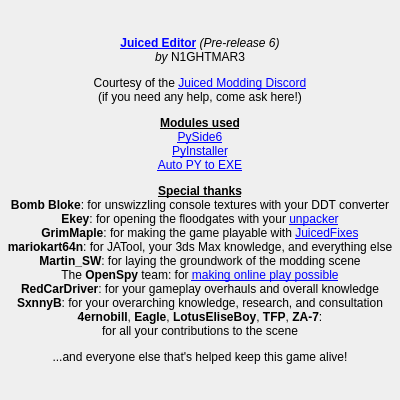
Above: JEAbout.ui from N1GHT-MAR3/JuicedEditor before the change. Below: the same form after it.
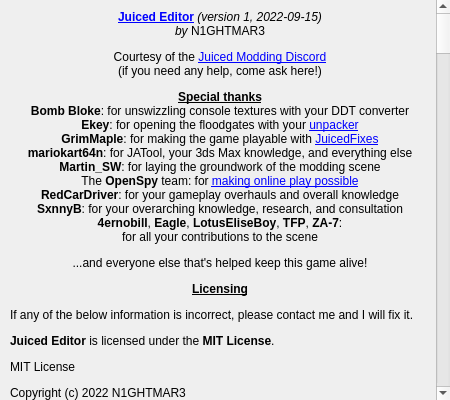
That is the form after the change.

Commit message: Added license info to About window

What changed in the file:
```diff
--- a/JEAbout.ui
+++ b/JEAbout.ui
@@ -6,28 +6,67 @@
    <rect>
     <x>0</x>
     <y>0</y>
-    <width>400</width>
+    <width>450</width>
     <height>400</height>
    </rect>
   </property>
   <property name="windowTitle">
    <string>About</string>
   </property>
-  <widget class="QLabel" name="aboutText">
+  <widget class="QScrollArea" name="scrollArea">
    <property name="geometry">
     <rect>
      <x>0</x>
      <y>0</y>
-     <width>400</width>
+     <width>450</width>
      <height>400</height>
     </rect>
    </property>
-   <property name="text">
-    <string>&lt;html&gt;&lt;head/&gt;&lt;body&gt;&lt;p align=&quot;center&quot;&gt;&lt;a href=&quot;https://github.com/N1GHT-MAR3/JuicedEditor&quot;&gt;&lt;span style=&quot; font-weight:700; text-decoration: underline; color:#0000ff;&quot;&gt;Juiced Editor&lt;/span&gt;&lt;/a&gt;&lt;span style=&quot; font-style:italic;&quot;&gt; (Pre-release 6)&lt;br/&gt;by &lt;/span&gt;N1GHTMAR3&lt;/p&gt;&lt;p align=&quot;center&quot;&gt;Courtesy of the &lt;a href=&quot;https://discord.gg/pu2jdxR&quot;&gt;&lt;span style=&quot; text-decoration: underline; color:#0000ff;&quot;&gt;Juiced Modding Discord&lt;br/&gt;&lt;/span&gt;&lt;/a&gt;(if you need any help, come ask here!)&lt;/p&gt;&lt;p align=&quot;center&quot;&gt;&lt;span style=&quot; font-weight:700; text-decoration: underline;&quot;&gt;Modules used&lt;/span&gt;&lt;span style=&quot; text-decoration: underline;&quot;&gt;&lt;br/&gt;&lt;/span&gt;&lt;a href=&quot;https://wiki.qt.io/Qt_for_Python&quot;&gt;&lt;span style=&quot; text-decoration: underline; color:#0000ff;&quot;&gt;PySide6&lt;/span&gt;&lt;/a&gt;&lt;br/&gt;&lt;a href=&quot;https://pyinstaller.org/&quot;&gt;&lt;span style=&quot; text-decoration: underline; color:#0000ff;&quot;&gt;PyInstaller&lt;/span&gt;&lt;/a&gt;&lt;br/&gt;&lt;a href=&quot;https://github.com/brentvollebregt/auto-py-to-exe&quot;&gt;&lt;span style=&quot; text-decoration: underline; color:#0000ff;&quot;&gt;Auto PY to EXE&lt;/span&gt;&lt;/a&gt;&lt;/p&gt;&lt;p align=&quot;center&quot;&gt;&lt;span style=&quot; font-weight:700; text-decoration: underline;&quot;&gt;Special thanks&lt;/span&gt;&lt;span style=&quot; text-decoration: underline;&quot;&gt;&lt;br/&gt;&lt;/span&gt;&lt;span style=&quot; font-weight:700;&quot;&gt;Bomb Bloke&lt;/span&gt;: for unswizzling console textures with your DDT converter&lt;span style=&quot; text-decoration: underline;&quot;&gt;&lt;br/&gt;&lt;/span&gt;&lt;span style=&quot; font-weight:700;&quot;&gt;Ekey&lt;/span&gt;: for opening the floodgates with your &lt;a href=&quot;https://github.com/Ekey/JCED.DAT.Tool/&quot;&gt;&lt;span style=&quot; text-decoration: underline; color:#0000ff;&quot;&gt;unpacker&lt;/span&gt;&lt;/a&gt;&lt;br/&gt;&lt;span style=&quot; font-weight:700;&quot;&gt;GrimMaple&lt;/span&gt;: for making the game playable with &lt;a href=&quot;https://github.com/GrimMaple/JuicedFixes&quot;&gt;&lt;span style=&quot; text-decoration: underline; color:#0000ff;&quot;&gt;JuicedFixes&lt;/span&gt;&lt;/a&gt;&lt;br/&gt;&lt;span style=&quot; font-weight:700;&quot;&gt;mariokart64n&lt;/span&gt;: for JATool, your 3ds Max knowledge, and everything else&lt;br/&gt;&lt;span style=&quot; font-weight:700;&quot;&gt;Martin_SW&lt;/span&gt;: for laying the groundwork of the modding scene&lt;br/&gt;The &lt;span style=&quot; font-weight:700;&quot;&gt;OpenSpy&lt;/span&gt; team: for &lt;a href=&quot;http://beta.openspy.net/en/&quot;&gt;&lt;span style=&quot; text-decoration: underline; color:#0000ff;&quot;&gt;making online play possible&lt;/span&gt;&lt;/a&gt;&lt;br/&gt;&lt;span style=&quot; font-weight:700;&quot;&gt;RedCarDriver&lt;/span&gt;: for your gameplay overhauls and overall knowledge&lt;br/&gt;&lt;span style=&quot; font-weight:700;&quot;&gt;SxnnyB&lt;/span&gt;: for your overarching knowledge, research, and consultation&lt;br/&gt;&lt;span style=&quot; font-weight:700;&quot;&gt;4ernobill&lt;/span&gt;, &lt;span style=&quot; font-weight:700;&quot;&gt;Eagle&lt;/span&gt;, &lt;span style=&quot; font-weight:700;&quot;&gt;LotusEliseBoy&lt;/span&gt;, &lt;span style=&quot; font-weight:700;&quot;&gt;TFP&lt;/span&gt;, &lt;span style=&quot; font-weight:700;&quot;&gt;ZA-7&lt;/span&gt;:&lt;br/&gt;for all your contributions to the scene&lt;/p&gt;&lt;p align=&quot;center&quot;&gt;...and everyone else that's helped keep this game alive!&lt;/p&gt;&lt;/body&gt;&lt;/html&gt;</string>
+   <property name="frameShape">
+    <enum>QFrame::NoFrame</enum>
    </property>
-   <property name="openExternalLinks">
-    <bool>true</bool>
+   <property name="verticalScrollBarPolicy">
+    <enum>Qt::ScrollBarAlwaysOn</enum>
    </property>
+   <property name="horizontalScrollBarPolicy">
+    <enum>Qt::ScrollBarAlwaysOff</enum>
+   </property>
+   <property name="widgetResizable">
+    <bool>false</bool>
+   </property>
+   <widget class="QWidget" name="scrollAreaWidgetContents">
+    <property name="geometry">
+     <rect>
+      <x>0</x>
+      <y>0</y>
+      <width>440</width>
+      <height>3760</height>
+     </rect>
+    </property>
+    <widget class="QLabel" name="aboutText">
+     <property name="geometry">
+      <rect>
+       <x>10</x>
+       <y>10</y>
+       <width>420</width>
+       <height>3760</height>
+      </rect>
+     </property>
+     <property name="text">
+      <string>&lt;html&gt;&lt;head/&gt;&lt;body&gt;&lt;p align=&quot;center&quot;&gt;&lt;a href=&quot;https://github.com/N1GHT-MAR3/JuicedEditor&quot;&gt;&lt;span style=&quot; font-weight:700; text-decoration: underline; color:#0000ff;&quot;&gt;Juiced Editor&lt;/span&gt;&lt;/a&gt;&lt;span style=&quot; font-style:italic;&quot;&gt; (version 1, 2022-09-15)&lt;br/&gt;by &lt;/span&gt;N1GHTMAR3&lt;/p&gt;&lt;p align=&quot;center&quot;&gt;Courtesy of the &lt;a href=&quot;https://discord.gg/pu2jdxR&quot;&gt;&lt;span style=&quot; text-decoration: underline; color:#0000ff;&quot;&gt;Juiced Modding Discord&lt;br/&gt;&lt;/span&gt;&lt;/a&gt;(if you need any help, come ask here!)&lt;/p&gt;&lt;p align=&quot;center&quot;&gt;&lt;span style=&quot; font-weight:700; text-decoration: underline;&quot;&gt;Special thanks&lt;/span&gt;&lt;span style=&quot; text-decoration: underline;&quot;&gt;&lt;br/&gt;&lt;/span&gt;&lt;span style=&quot; font-weight:700;&quot;&gt;Bomb Bloke&lt;/span&gt;: for unswizzling console textures with your DDT converter&lt;span style=&quot; text-decoration: underline;&quot;&gt;&lt;br/&gt;&lt;/span&gt;&lt;span style=&quot; font-weight:700;&quot;&gt;Ekey&lt;/span&gt;: for opening the floodgates with your &lt;a href=&quot;https://github.com/Ekey/JCED.DAT.Tool/&quot;&gt;&lt;span style=&quot; text-decoration: underline; color:#0000ff;&quot;&gt;unpacker&lt;/span&gt;&lt;/a&gt;&lt;br/&gt;&lt;span style=&quot; font-weight:700;&quot;&gt;GrimMaple&lt;/span&gt;: for making the game playable with &lt;a href=&quot;https://github.com/GrimMaple/JuicedFixes&quot;&gt;&lt;span style=&quot; text-decoration: underline; color:#0000ff;&quot;&gt;JuicedFixes&lt;/span&gt;&lt;/a&gt;&lt;br/&gt;&lt;span style=&quot; font-weight:700;&quot;&gt;mariokart64n&lt;/span&gt;: for JATool, your 3ds Max knowledge, and everything else&lt;br/&gt;&lt;span style=&quot; font-weight:700;&quot;&gt;Martin_SW&lt;/span&gt;: for laying the groundwork of the modding scene&lt;br/&gt;The &lt;span style=&quot; font-weight:700;&quot;&gt;OpenSpy&lt;/span&gt; team: for &lt;a href=&quot;http://beta.openspy.net/en/&quot;&gt;&lt;span style=&quot; text-decoration: underline; color:#0000ff;&quot;&gt;making online play possible&lt;/span&gt;&lt;/a&gt;&lt;br/&gt;&lt;span style=&quot; font-weight:700;&quot;&gt;RedCarDriver&lt;/span&gt;: for your gameplay overhauls and overall knowledge&lt;br/&gt;&lt;span style=&quot; font-weight:700;&quot;&gt;SxnnyB&lt;/span&gt;: for your overarching knowledge, research, and consultation&lt;br/&gt;&lt;span style=&quot; font-weight:700;&quot;&gt;4ernobill&lt;/span&gt;, &lt;span style=&quot; font-weight:700;&quot;&gt;Eagle&lt;/span&gt;, &lt;span style=&quot; font-weight:700;&quot;&gt;LotusEliseBoy&lt;/span&gt;, &lt;span style=&quot; font-weight:700;&quot;&gt;TFP&lt;/span&gt;, &lt;span style=&quot; font-weight:700;&quot;&gt;ZA-7&lt;/span&gt;:&lt;br/&gt;for all your contributions to the scene&lt;/p&gt;&lt;p align=&quot;center&quot;&gt;...and everyone else that's helped keep this game alive!&lt;/p&gt;&lt;p align=&quot;center&quot;&gt;&lt;span style=&quot; font-weight:700; text-decoration: underline;&quot;&gt;Licensing&lt;/span&gt;&lt;/p&gt;&lt;p&gt;If any of the below information is incorrect, please contact me and I will fix it.&lt;/p&gt;&lt;p&gt;&lt;span style=&quot; font-weight:700;&quot;&gt;Juiced Editor&lt;/span&gt; is licensed under the &lt;span style=&quot; font-weight:700;&quot;&gt;MIT License&lt;/span&gt;.&lt;/p&gt;&lt;p&gt;MIT License&lt;/p&gt;&lt;p&gt;Copyright (c) 2022 N1GHTMAR3&lt;/p&gt;&lt;p&gt;Permission is hereby granted, free of charge, to any person obtaining a copy of this software and associated documentation files (the &amp;quot;Software&amp;quot;), to deal in the Software without restriction, including without limitation the rights to use, copy, modify, merge, publish, distribute, sublicense, and/or sell copies of the Software, and to permit persons to whom the Software is furnished to do so, subject to the following conditions:&lt;/p&gt;&lt;p&gt;The above copyright notice and this permission notice shall be included in all copies or substantial portions of the Software.&lt;/p&gt;&lt;p&gt;THE SOFTWARE IS PROVIDED &amp;quot;AS IS&amp;quot;, WITHOUT WARRANTY OF ANY KIND, EXPRESS OR IMPLIED, INCLUDING BUT NOT LIMITED TO THE WARRANTIES OF MERCHANTABILITY, FITNESS FOR A PARTICULAR PURPOSE AND NONINFRINGEMENT. IN NO EVENT SHALL THE AUTHORS OR COPYRIGHT HOLDERS BE LIABLE FOR ANY CLAIM, DAMAGES OR OTHER LIABILITY, WHETHER IN AN ACTION OF CONTRACT, TORT OR OTHERWISE, ARISING FROM, OUT OF OR IN CONNECTION WITH THE SOFTWARE OR THE USE OR OTHER DEALINGS IN THE SOFTWARE.&lt;/p&gt;&lt;p&gt;&lt;br/&gt;&lt;/p&gt;&lt;p&gt;&lt;a href=&quot;https://wiki.qt.io/Qt_for_Python&quot;&gt;&lt;span style=&quot; font-weight:700; text-decoration: underline; color:#0000ff;&quot;&gt;PySide6&lt;/span&gt;&lt;/a&gt; is licensed under the &lt;span style=&quot; font-weight:700;&quot;&gt;GNU Lesser General Public License&lt;/span&gt;, version 3.&lt;/p&gt;&lt;p&gt;&lt;span style=&quot; font-size:large; font-weight:700;&quot;&gt;GNU LESSER GENERAL PUBLIC LICENSE&lt;/span&gt;&lt;/p&gt;&lt;p align=&quot;center&quot;&gt;Version 3, 29 June 2007 &lt;/p&gt;&lt;p&gt;Copyright © 2007 Free Software Foundation, Inc. &amp;lt;&lt;a href=&quot;https://fsf.org/&quot;&gt;&lt;span style=&quot; text-decoration: underline; color:#0000ff;&quot;&gt;https://fsf.org/&lt;/span&gt;&lt;/a&gt;&amp;gt;&lt;/p&gt;&lt;p&gt;Everyone is permitted to copy and distribute verbatim copies of this license document, but changing it is not allowed. &lt;/p&gt;&lt;p&gt;This version of the GNU Lesser General Public License incorporates the terms and conditions of version 3 of the GNU General Public License, supplemented by the additional permissions listed below. &lt;/p&gt;&lt;h4 style=&quot; margin-top:12px; margin-bottom:12px; margin-left:0px; margin-right:0px; -qt-block-indent:0; text-indent:0px;&quot;&gt;&lt;a name=&quot;section0&quot;/&gt;&lt;span style=&quot; font-size:medium; font-weight:700;&quot;&gt;0&lt;/span&gt;&lt;span style=&quot; font-size:medium; font-weight:700;&quot;&gt;. Additional Definitions.&lt;/span&gt;&lt;/h4&gt;&lt;p&gt;As used herein, “this License” refers to version 3 of the GNU Lesser General Public License, and the “GNU GPL” refers to version 3 of the GNU General Public License. &lt;/p&gt;&lt;p&gt;“The Library” refers to a covered work governed by this License, other than an Application or a Combined Work as defined below. &lt;/p&gt;&lt;p&gt;An “Application” is any work that makes use of an interface provided by the Library, but which is not otherwise based on the Library. Defining a subclass of a class defined by the Library is deemed a mode of using an interface provided by the Library. &lt;/p&gt;&lt;p&gt;A “Combined Work” is a work produced by combining or linking an Application with the Library. The particular version of the Library with which the Combined Work was made is also called the “Linked Version”. &lt;/p&gt;&lt;p&gt;The “Minimal Corresponding Source” for a Combined Work means the Corresponding Source for the Combined Work, excluding any source code for portions of the Combined Work that, considered in isolation, are based on the Application, and not on the Linked Version. &lt;/p&gt;&lt;p&gt;The “Corresponding Application Code” for a Combined Work means the object code and/or source code for the Application, including any data and utility programs needed for reproducing the Combined Work from the Application, but excluding the System Libraries of the Combined Work. &lt;/p&gt;&lt;h4 style=&quot; margin-top:12px; margin-bottom:12px; margin-left:0px; margin-right:0px; -qt-block-indent:0; text-indent:0px;&quot;&gt;&lt;a name=&quot;section1&quot;/&gt;&lt;span style=&quot; font-size:medium; font-weight:700;&quot;&gt;1&lt;/span&gt;&lt;span style=&quot; font-size:medium; font-weight:700;&quot;&gt;. Exception to Section 3 of the GNU GPL.&lt;/span&gt;&lt;/h4&gt;&lt;p&gt;You may convey a covered work under sections 3 and 4 of this License without being bound by section 3 of the GNU GPL. &lt;/p&gt;&lt;h4 style=&quot; margin-top:12px; margin-bottom:12px; margin-left:0px; margin-right:0px; -qt-block-indent:0; text-indent:0px;&quot;&gt;&lt;a name=&quot;section2&quot;/&gt;&lt;span style=&quot; font-size:medium; font-weight:700;&quot;&gt;2&lt;/span&gt;&lt;span style=&quot; font-size:medium; font-weight:700;&quot;&gt;. Conveying Modified Versions.&lt;/span&gt;&lt;/h4&gt;&lt;p&gt;If you modify a copy of the Library, and, in your modifications, a facility refers to a function or data to be supplied by an Application that uses the facility (other than as an argument passed when the facility is invoked), then you may convey a copy of the modified version: &lt;/p&gt;&lt;ul style=&quot;margin-top: 0px; margin-bottom: 0px; margin-left: 0px; margin-right: 0px; -qt-list-indent: 1;&quot;&gt;&lt;li style=&quot; margin-top:12px; margin-bottom:0px; margin-left:0px; margin-right:0px; -qt-block-indent:0; text-indent:0px;&quot;&gt;a) under this License, provided that you make a good faith effort to ensure that, in the event an Application does not supply the function or data, the facility still operates, and performs whatever part of its purpose remains meaningful, or &lt;/li&gt;&lt;li style=&quot; margin-top:0px; margin-bottom:12px; margin-left:0px; margin-right:0px; -qt-block-indent:0; text-indent:0px;&quot;&gt;b) under the GNU GPL, with none of the additional permissions of this License applicable to that copy. &lt;/li&gt;&lt;/ul&gt;&lt;h4 style=&quot; margin-top:12px; margin-bottom:12px; margin-left:0px; margin-right:0px; -qt-block-indent:0; text-indent:0px;&quot;&gt;&lt;a name=&quot;section3&quot;/&gt;&lt;span style=&quot; font-size:medium; font-weight:700;&quot;&gt;3&lt;/span&gt;&lt;span style=&quot; font-size:medium; font-weight:700;&quot;&gt;. Object Code Incorporating Material from Library Header Files.&lt;/span&gt;&lt;/h4&gt;&lt;p&gt;The object code form of an Application may incorporate material from a header file that is part of the Library. You may convey such object code under terms of your choice, provided that, if the incorporated material is not limited to numerical parameters, data structure layouts and accessors, or small macros, inline functions and templates (ten or fewer lines in length), you do both of the following: &lt;/p&gt;&lt;ul style=&quot;margin-top: 0px; margin-bottom: 0px; margin-left: 0px; margin-right: 0px; -qt-list-indent: 1;&quot;&gt;&lt;li style=&quot; margin-top:12px; margin-bottom:0px; margin-left:0px; margin-right:0px; -qt-block-indent:0; text-indent:0px;&quot;&gt;a) Give prominent notice with each copy of the object code that the Library is used in it and that the Library and its use are covered by this License. &lt;/li&gt;&lt;li style=&quot; margin-top:0px; margin-bottom:12px; margin-left:0px; margin-right:0px; -qt-block-indent:0; text-indent:0px;&quot;&gt;b) Accompany the object code with a copy of the GNU GPL and this license document. &lt;/li&gt;&lt;/ul&gt;&lt;h4 style=&quot; margin-top:12px; margin-bottom:12px; margin-left:0px; margin-right:0px; -qt-block-indent:0; text-indent:0px;&quot;&gt;&lt;a name=&quot;section4&quot;/&gt;&lt;span style=&quot; font-size:medium; font-weight:700;&quot;&gt;4&lt;/span&gt;&lt;span style=&quot; font-size:medium; font-weight:700;&quot;&gt;. Combined Works.&lt;/span&gt;&lt;/h4&gt;&lt;p&gt;You may convey a Combined Work under terms of your choice that, taken together, effectively do not restrict modification of the portions of the Library contained in the Combined Work and reverse engineering for debugging such modifications, if you also do each of the following: &lt;/p&gt;&lt;ul style=&quot;margin-top: 0px; margin-bottom: 0px; margin-left: 0px; margin-right: 0px; -qt-list-indent: 1;&quot;&gt;&lt;li style=&quot; margin-top:12px; margin-bottom:0px; margin-left:0px; margin-right:0px; -qt-block-indent:0; text-indent:0px;&quot;&gt;a) Give prominent notice with each copy of the Combined Work that the Library is used in it and that the Library and its use are covered by this License. &lt;/li&gt;&lt;li style=&quot; margin-top:0px; margin-bottom:0px; margin-left:0px; margin-right:0px; -qt-block-indent:0; text-indent:0px;&quot;&gt;b) Accompany the Combined Work with a copy of the GNU GPL and this license document. &lt;/li&gt;&lt;li style=&quot; margin-top:0px; margin-bottom:0px; margin-left:0px; margin-right:0px; -qt-block-indent:0; text-indent:0px;&quot;&gt;c) For a Combined Work that displays copyright notices during execution, include the copyright notice for the Library among these notices, as well as a reference directing the user to the copies of the GNU GPL and this license document. &lt;/li&gt;&lt;li style=&quot; margin-top:0px; margin-bottom:0px; margin-left:0px; margin-right:0px; -qt-block-indent:0; text-indent:0px;&quot;&gt;d) Do one of the following: 
+&lt;ul style=&quot;margin-top: 0px; margin-bottom: 0px; margin-left: 0px; margin-right: 0px; -qt-list-indent: 2;&quot;&gt;&lt;li style=&quot; margin-top:0px; margin-bottom:0px; margin-left:0px; margin-right:0px; -qt-block-indent:0; text-indent:0px;&quot;&gt;0) Convey the Minimal Corresponding Source under the terms of this License, and the Corresponding Application Code in a form suitable for, and under terms that permit, the user to recombine or relink the Application with a modified version of the Linked Version to produce a modified Combined Work, in the manner specified by section 6 of the GNU GPL for conveying Corresponding Source. &lt;/li&gt;&lt;li style=&quot; margin-top:0px; margin-bottom:0px; margin-left:0px; margin-right:0px; -qt-block-indent:0; text-indent:0px;&quot;&gt;1) Use a suitable shared library mechanism for linking with the Library. A suitable mechanism is one that (a) uses at run time a copy of the Library already present on the user's computer system, and (b) will operate properly with a modified version of the Library that is interface-compatible with the Linked Version. &lt;/li&gt;&lt;/ul&gt;&lt;/li&gt;&lt;li style=&quot; margin-top:0px; margin-bottom:12px; margin-left:0px; margin-right:0px; -qt-block-indent:0; text-indent:0px;&quot;&gt;e) Provide Installation Information, but only if you would otherwise be required to provide such information under section 6 of the GNU GPL, and only to the extent that such information is necessary to install and execute a modified version of the Combined Work produced by recombining or relinking the Application with a modified version of the Linked Version. (If you use option 4d0, the Installation Information must accompany the Minimal Corresponding Source and Corresponding Application Code. If you use option 4d1, you must provide the Installation Information in the manner specified by section 6 of the GNU GPL for conveying Corresponding Source.) &lt;/li&gt;&lt;/ul&gt;&lt;h4 style=&quot; margin-top:12px; margin-bottom:12px; margin-left:0px; margin-right:0px; -qt-block-indent:0; text-indent:0px;&quot;&gt;&lt;a name=&quot;section5&quot;/&gt;&lt;span style=&quot; font-size:medium; font-weight:700;&quot;&gt;5&lt;/span&gt;&lt;span style=&quot; font-size:medium; font-weight:700;&quot;&gt;. Combined Libraries.&lt;/span&gt;&lt;/h4&gt;&lt;p&gt;You may place library facilities that are a work based on the Library side by side in a single library together with other library facilities that are not Applications and are not covered by this License, and convey such a combined library under terms of your choice, if you do both of the following: &lt;/p&gt;&lt;ul style=&quot;margin-top: 0px; margin-bottom: 0px; margin-left: 0px; margin-right: 0px; -qt-list-indent: 1;&quot;&gt;&lt;li style=&quot; margin-top:12px; margin-bottom:0px; margin-left:0px; margin-right:0px; -qt-block-indent:0; text-indent:0px;&quot;&gt;a) Accompany the combined library with a copy of the same work based on the Library, uncombined with any other library facilities, conveyed under the terms of this License. &lt;/li&gt;&lt;li style=&quot; margin-top:0px; margin-bottom:12px; margin-left:0px; margin-right:0px; -qt-block-indent:0; text-indent:0px;&quot;&gt;b) Give prominent notice with the combined library that part of it is a work based on the Library, and explaining where to find the accompanying uncombined form of the same work. &lt;/li&gt;&lt;/ul&gt;&lt;h4 style=&quot; margin-top:12px; margin-bottom:12px; margin-left:0px; margin-right:0px; -qt-block-indent:0; text-indent:0px;&quot;&gt;&lt;a name=&quot;section6&quot;/&gt;&lt;span style=&quot; font-size:medium; font-weight:700;&quot;&gt;6&lt;/span&gt;&lt;span style=&quot; font-size:medium; font-weight:700;&quot;&gt;. Revised Versions of the GNU Lesser General Public License.&lt;/span&gt;&lt;/h4&gt;&lt;p&gt;The Free Software Foundation may publish revised and/or new versions of the GNU Lesser General Public License from time to time. Such new versions will be similar in spirit to the present version, but may differ in detail to address new problems or concerns. &lt;/p&gt;&lt;p&gt;Each version is given a distinguishing version number. If the Library as you received it specifies that a certain numbered version of the GNU Lesser General Public License “or any later version” applies to it, you have the option of following the terms and conditions either of that published version or of any later version published by the Free Software Foundation. If the Library as you received it does not specify a version number of the GNU Lesser General Public License, you may choose any version of the GNU Lesser General Public License ever published by the Free Software Foundation. &lt;/p&gt;&lt;p&gt;If the Library as you received it specifies that a proxy can decide whether future versions of the GNU Lesser General Public License shall apply, that proxy's public statement of acceptance of any version is permanent authorization for you to choose that version for the Library. &lt;/p&gt;&lt;p&gt;&lt;br/&gt;&lt;/p&gt;&lt;p&gt;&lt;a href=&quot;https://pyinstaller.org/en/stable/&quot;&gt;&lt;span style=&quot; font-weight:700; text-decoration: underline; color:#0000ff;&quot;&gt;PyInstaller&lt;/span&gt;&lt;/a&gt; is licensed under the &lt;span style=&quot; font-weight:700;&quot;&gt;GNU General Public License&lt;/span&gt;, version 2. Juiced Editor falls under the following Bootloader Exception:&lt;/p&gt;&lt;p&gt;Bootloader Exception&lt;br/&gt;--------------------&lt;br/&gt;In addition to the permissions in the GNU General Public License, the&lt;br/&gt;authors give you unlimited permission to link or embed compiled bootloader&lt;br/&gt;and related files into combinations with other programs, and to distribute&lt;br/&gt;those combinations without any restriction coming from the use of those&lt;br/&gt;files. (The General Public License restrictions do apply in other respects;&lt;br/&gt;for example, they cover modification of the files, and distribution when&lt;br/&gt;not linked into a combined executable.)&lt;/p&gt;&lt;p&gt;&lt;br/&gt;&lt;/p&gt;&lt;p&gt;&lt;a href=&quot;https://github.com/brentvollebregt/auto-py-to-exe&quot;&gt;&lt;span style=&quot; font-weight:700; text-decoration: underline; color:#0000ff;&quot;&gt;Auto PY to EXE&lt;/span&gt;&lt;/a&gt; is licensed under the &lt;span style=&quot; font-weight:700;&quot;&gt;MIT License&lt;/span&gt;.&lt;/p&gt;&lt;p&gt;MIT License&lt;/p&gt;&lt;p&gt;Copyright (c) 2018 Brent Vollebregt&lt;/p&gt;&lt;p&gt;Permission is hereby granted, free of charge, to any person obtaining a copy of this software and associated documentation files (the &amp;quot;Software&amp;quot;), to deal in the Software without restriction, including without limitation the rights to use, copy, modify, merge, publish, distribute, sublicense, and/or sell copies of the Software, and to permit persons to whom the Software is furnished to do so, subject to the following conditions:&lt;/p&gt;&lt;p&gt;The above copyright notice and this permission notice shall be included in all copies or substantial portions of the Software.&lt;/p&gt;&lt;p&gt;THE SOFTWARE IS PROVIDED &amp;quot;AS IS&amp;quot;, WITHOUT WARRANTY OF ANY KIND, EXPRESS OR IMPLIED, INCLUDING BUT NOT LIMITED TO THE WARRANTIES OF MERCHANTABILITY, FITNESS FOR A PARTICULAR PURPOSE AND NONINFRINGEMENT. IN NO EVENT SHALL THE AUTHORS OR COPYRIGHT HOLDERS BE LIABLE FOR ANY CLAIM, DAMAGES OR OTHER LIABILITY, WHETHER IN AN ACTION OF CONTRACT, TORT OR OTHERWISE, ARISING FROM, OUT OF OR IN CONNECTION WITH THE SOFTWARE OR THE USE OR OTHER DEALINGS IN THE SOFTWARE.&lt;/p&gt;&lt;/body&gt;&lt;/html&gt;</string>
+     </property>
+     <property name="alignment">
+      <set>Qt::AlignLeading|Qt::AlignLeft|Qt::AlignTop</set>
+     </property>
+     <property name="wordWrap">
+      <bool>true</bool>
+     </property>
+     <property name="openExternalLinks">
+      <bool>true</bool>
+     </property>
+    </widget>
+   </widget>
   </widget>
  </widget>
  <resources/>
```
The commit also changes 1 other file.
